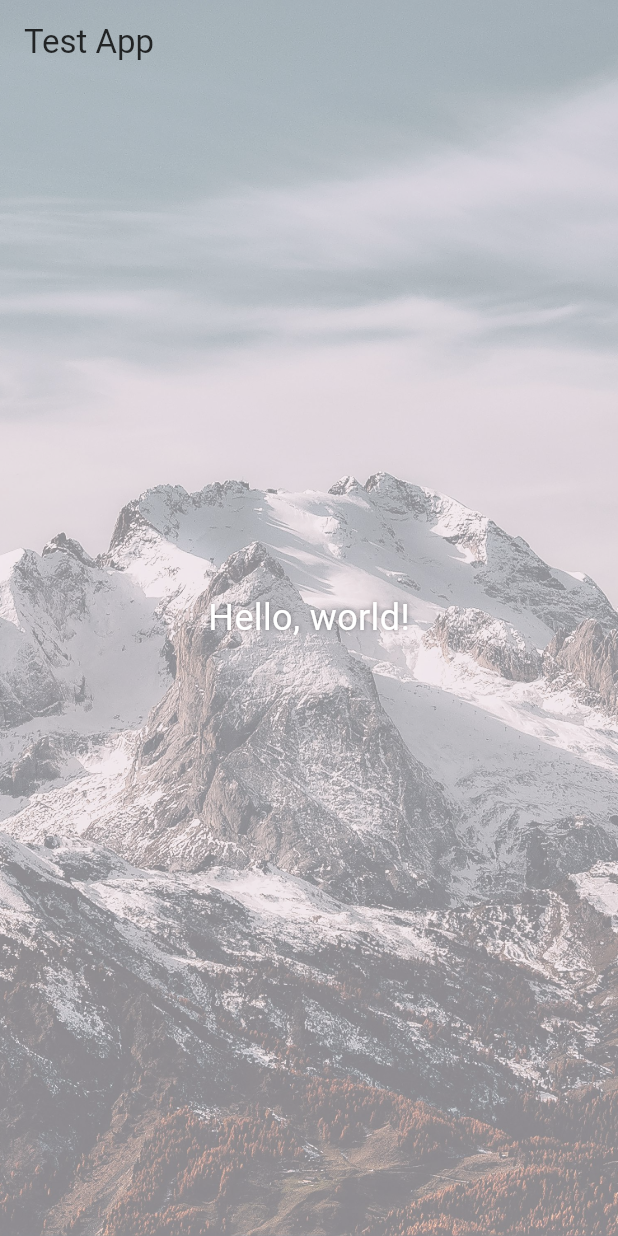
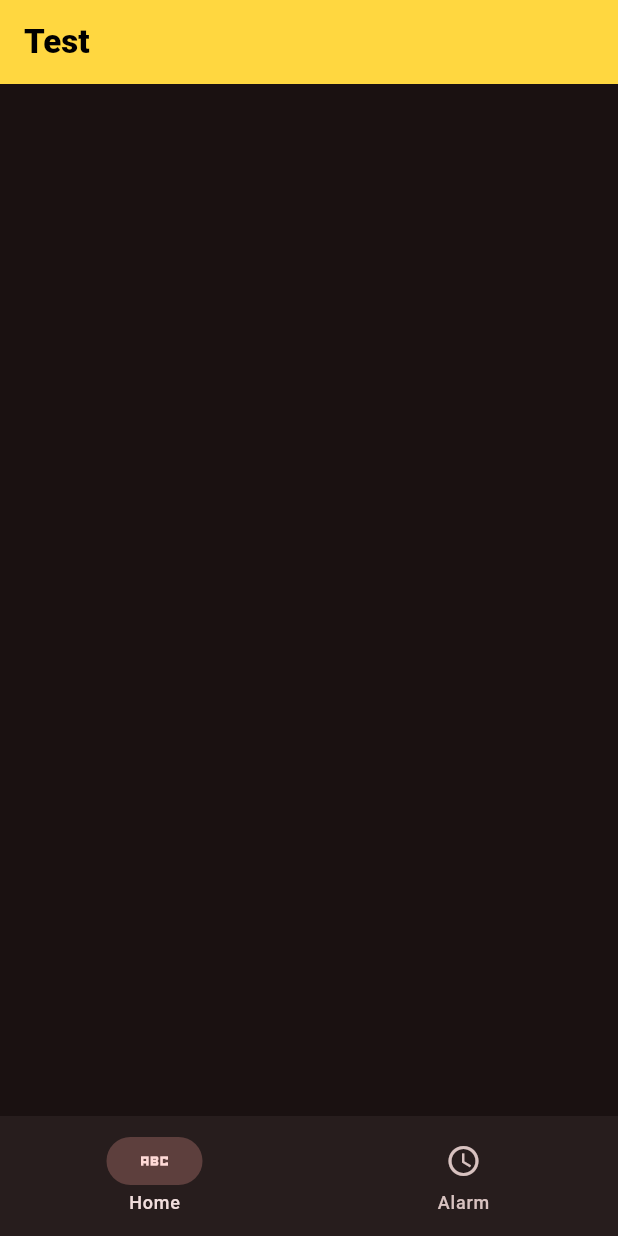
Before and after one commit to Daggerred/Flutter-learn, a Flutter app: the screen it shows after launch, on a phone screen of 412 x 824 dp. Run offline on Flutter 3.47's test engine with Material 3 defaults, Android fonts, the phone set to English and light mode, and no system bars.

Commit message:
Test with Navigation Bar

```diff
--- a/lib/main.dart
+++ b/lib/main.dart
@@ -1,113 +1,30 @@
 import 'package:flutter/material.dart';
 
 void main() {
-  runApp(const MyApp());
+  runApp(TestApp());
 }
 
-class MyApp extends StatefulWidget {
-  const MyApp({super.key});
-
-  @override
-  State<MyApp> createState() => _MyAppState();
-}
-
-class _MyAppState extends State<MyApp> {
-  ThemeMode _themeMode = ThemeMode.light;
-
-  void _toggleTheme() {
-    setState(() {
-      _themeMode = _themeMode == ThemeMode.light
-          ? ThemeMode.dark
-          : ThemeMode.light;
-    });
-  }
+class TestApp extends StatelessWidget {
+  const TestApp({super.key});
 
   @override
   Widget build(BuildContext context) {
     return MaterialApp(
-      title: 'Flutter Demo',
-      themeMode: _themeMode,
+      debugShowCheckedModeBanner: false,
       theme: ThemeData(
-        colorScheme: ColorScheme.fromSeed(
-          seedColor: Colors.deepPurple,
-          brightness: Brightness.light,
+        colorScheme: ColorScheme.fromSeed(seedColor: Colors.redAccent,brightness: Brightness.dark)
+      ),
+      home: Scaffold(
+        appBar: AppBar(title: Text('Test',style: TextStyle(color: Colors.black, fontWeight: FontWeight.w800),),
+        backgroundColor: Colors.amberAccent,
+        // shadowColor: Colors.amberAccent,
         ),
-        useMaterial3: true,
-      ),
-      darkTheme: ThemeData(
-        colorScheme: ColorScheme.fromSeed(
-          seedColor: Colors.deepPurple,
-          brightness: Brightness.dark,
-        ),
-        useMaterial3: true,
-      ),
-      home: MyHomePage(
-        title: 'Flutter Demo Home Page',
-        toggleTheme: _toggleTheme,
+        bottomNavigationBar: NavigationBar(destinations: [NavigationDestination(icon: Icon(Icons.abc_sharp),
+         label: 'Home',),
+         NavigationDestination(icon: Icon(Icons.access_time), label: 'Alarm'),
+         ],
+         ),
       ),
     );
   }
 }
-
-class MyHomePage extends StatefulWidget {
-  const MyHomePage({super.key, required this.title, required this.toggleTheme});
-
-  final String title;
-  final VoidCallback toggleTheme;
-
-  @override
-  State<MyHomePage> createState() => _MyHomePageState();
-}
-
-class _MyHomePageState extends State<MyHomePage> {
-  // int _counter = 0;
-
-  // void _incrementCounter() {
-  //   setState(() {
-  //     _counter++;
-  //   });
-  // }
-@override
-Widget build(BuildContext context) {
-  return Scaffold(
-    // 1) Paint body behind the AppBar
-    extendBodyBehindAppBar: true,
-    appBar: AppBar(
-      backgroundColor: Colors.transparent,
-      elevation: 0,
-      title: Text(
-        "Test App",
-        style: TextStyle(color: Colors.black.withOpacity(0.8)),
-      ),
-    ),
-    body: Stack(
-      children: [
-        // 2a) Full-screen background image with opacity
-        Positioned.fill(
-          child: Opacity(
-            opacity: 0.5, // adjust between 0.0–1.0
-            child: Image.asset(
-              'assets/images/pexels-eberhardgross-1366919.jpg',
-              fit: BoxFit.cover,
-            ),
-          ),
-        ),
-
-        // 2b) Your actual content goes here (e.g. other widgets)
-        //  For demo I’ll just center some text:
-        Center(
-          child: Text(
-            "Hello, world!",
-            style: TextStyle(
-              color: Colors.white,
-              fontSize: 24,
-              shadows: [Shadow(blurRadius: 4, color: Colors.black45)],
-            ),
-          ),
-        ),
-      ],
-    ),
-  );
-}
-
-}
```
